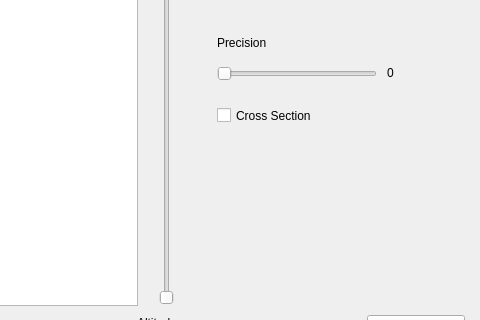
zhehangd/qjulia2, file src/gui/mainwindow.ui: the form before one commit; both pictures show x 563 to 1043 and y 195 to 515 of the 1043 by 599 pixel window.
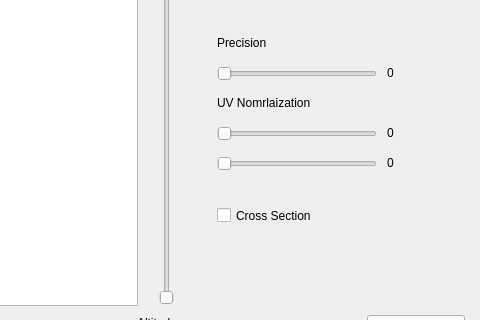
The form after the commit.

```diff
--- a/src/gui/mainwindow.ui
+++ b/src/gui/mainwindow.ui
@@ -275,7 +275,7 @@
     <property name="geometry">
      <rect>
       <x>780</x>
-      <y>300</y>
+      <y>400</y>
       <width>131</width>
       <height>21</height>
      </rect>
@@ -284,6 +284,71 @@
      <string>Cross Section</string>
     </property>
    </widget>
+   <widget class="QLabel" name="label_7">
+    <property name="geometry">
+     <rect>
+      <x>780</x>
+      <y>290</y>
+      <width>151</width>
+      <height>16</height>
+     </rect>
+    </property>
+    <property name="text">
+     <string>UV Nomrlaization</string>
+    </property>
+   </widget>
+   <widget class="QSlider" name="slider_uv1">
+    <property name="geometry">
+     <rect>
+      <x>780</x>
+      <y>320</y>
+      <width>160</width>
+      <height>18</height>
+     </rect>
+    </property>
+    <property name="orientation">
+     <enum>Qt::Horizontal</enum>
+    </property>
+   </widget>
+   <widget class="QLabel" name="label_uv1">
+    <property name="geometry">
+     <rect>
+      <x>950</x>
+      <y>320</y>
+      <width>66</width>
+      <height>16</height>
+     </rect>
+    </property>
+    <property name="text">
+     <string>0</string>
+    </property>
+   </widget>
+   <widget class="QSlider" name="slider_uv2">
+    <property name="geometry">
+     <rect>
+      <x>780</x>
+      <y>350</y>
+      <width>160</width>
+      <height>18</height>
+     </rect>
+    </property>
+    <property name="orientation">
+     <enum>Qt::Horizontal</enum>
+    </property>
+   </widget>
+   <widget class="QLabel" name="label_uv2">
+    <property name="geometry">
+     <rect>
+      <x>950</x>
+      <y>350</y>
+      <width>66</width>
+      <height>16</height>
+     </rect>
+    </property>
+    <property name="text">
+     <string>0</string>
+    </property>
+   </widget>
   </widget>
   <widget class="QMenuBar" name="menubar">
    <property name="geometry">
```
